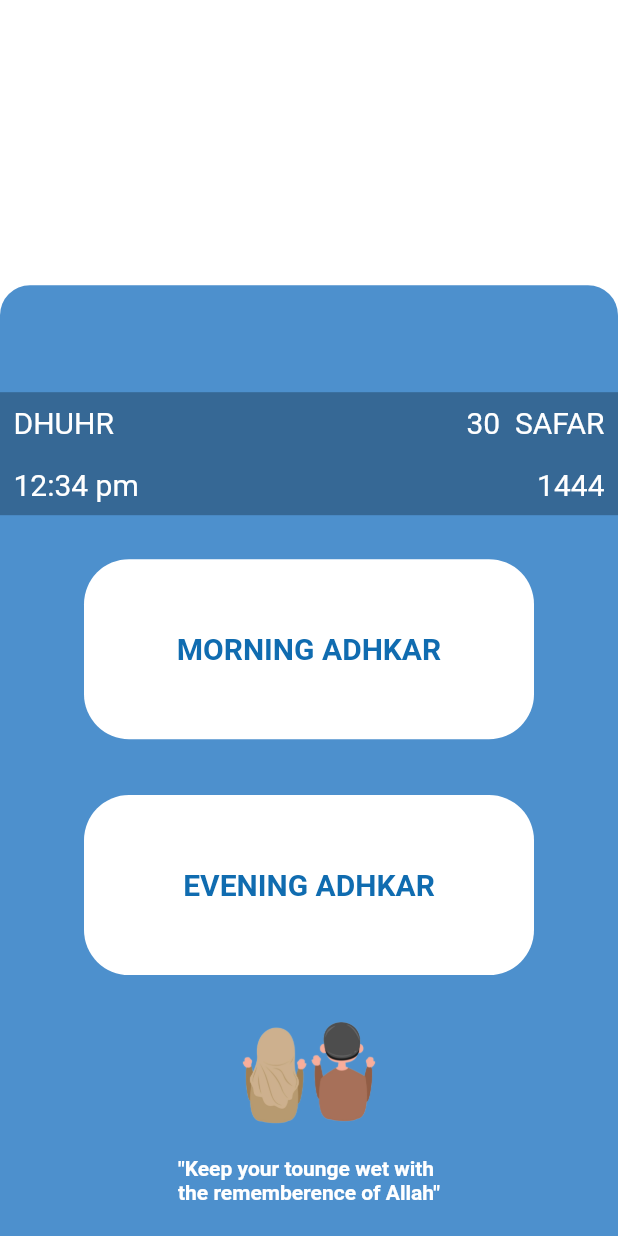
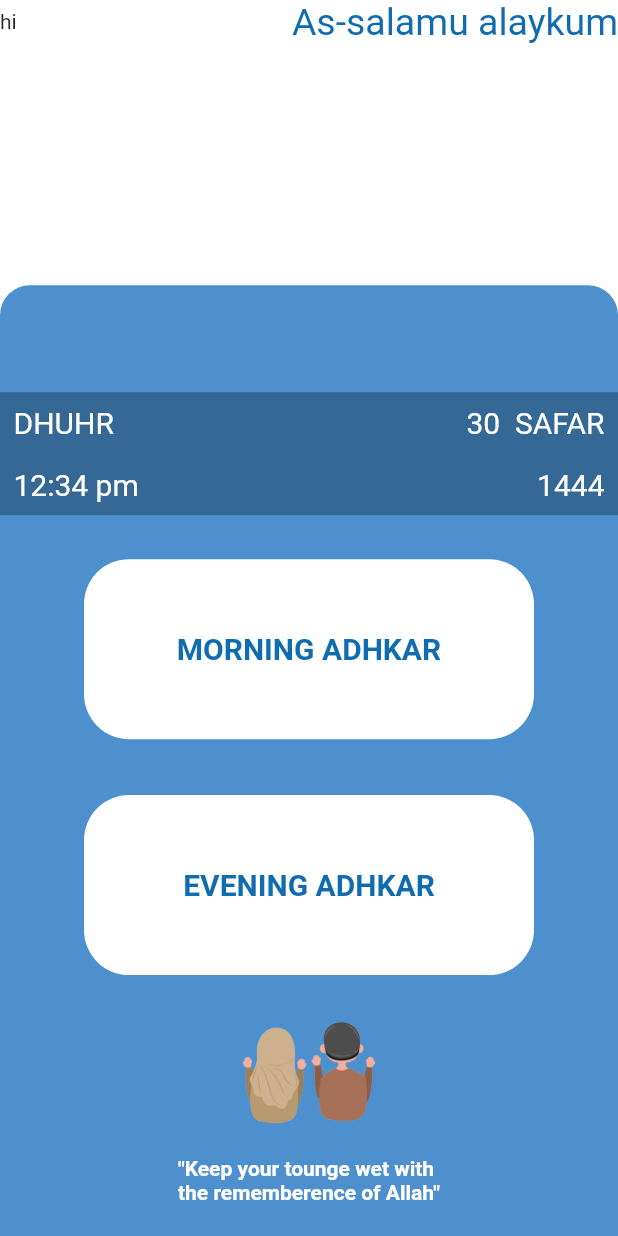
Before and after one commit to pilgrimfathers/adkarApp, a Flutter app: the screen it shows after launch, on a phone screen of 412 x 824 dp. Run offline on Flutter 3.47's test engine with Material 2 defaults, Android fonts, the phone set to English and light mode, and no system bars.

Commit message:
lib added

```diff
--- /dev/null
+++ b/lib/assets/test.dart
@@ -0,0 +1,155 @@
+import 'package:flutter/cupertino.dart';
+import 'package:flutter/material.dart';
+
+class test extends StatefulWidget {
+  const test({Key? key}) : super(key: key);
+
+  @override
+  State<test> createState() => _testState();
+}
+
+class _testState extends State<test> {
+  @override
+  Widget build(BuildContext context) {
+    return Scaffold(
+        backgroundColor: Colors.white,
+        body: SafeArea(
+          child: Column(
+            children: [
+              Flexible(
+                flex: 1,
+                child: Container(
+                    height: MediaQuery.of(context).size.height / 3.5,
+                    color: Colors.white,
+                    child: Column(children: [
+                      Row(
+                        mainAxisAlignment: MainAxisAlignment.spaceBetween,
+                        children: const [
+                          Text("hi"),
+                          Text(
+                            "As-salamu alaykum",
+                            style: TextStyle(
+                                fontSize: 25, color: Color(0xff106cb0)),
+                          )
+                        ],
+                      )
+                    ])),
+              ),
+              Align(
+                alignment: Alignment.bottomCenter,
+                child: Flexible(
+                  flex: 2,
+                  child: Container(
+                      height: MediaQuery.of(context).size.height / 1.3,
+                      decoration: const BoxDecoration(
+                          color: Color(0xff4d90cd),
+                          borderRadius: BorderRadius.only(
+                              topLeft: Radius.circular(20),
+                              topRight: Radius.circular(20))),
+                      child: Column(
+                          mainAxisAlignment: MainAxisAlignment.spaceEvenly,
+                          children: [
+                            Container(
+                              color: Color(0xff366895),
+                              margin: const EdgeInsets.only(
+                                top: 50,
+                              ),
+                              child: Column(children: [
+                                Row(
+                                  mainAxisAlignment:
+                                      MainAxisAlignment.spaceBetween,
+                                  children: const [
+                                    Padding(
+                                      padding: EdgeInsets.all(9.0),
+                                      child: Text("DHUHR",
+                                          style: TextStyle(
+                                              color: Colors.white,
+                                              fontSize: 20)),
+                                    ),
+                                    Padding(
+                                      padding: EdgeInsets.all(9.0),
+                                      child: Text("30  SAFAR",
+                                          style: TextStyle(
+                                              color: Colors.white,
+                                              fontSize: 20)),
+                                    )
+                                  ],
+                                ),
+                                Row(
+                                  mainAxisAlignment:
+                                      MainAxisAlignment.spaceBetween,
+                                  children: const [
+                                    Padding(
+                                      padding: EdgeInsets.all(9.0),
+                                      child: Text("12:34 pm",
+                                          style: TextStyle(
+                                              color: Colors.white,
+                                              fontSize: 20)),
+                                    ),
+                                    Padding(
+                                      padding: EdgeInsets.all(9.0),
+                                      child: Text("1444",
+                                          style: TextStyle(
+                                              color: Colors.white,
+                                              fontSize: 20)),
+                                    )
+                                  ],
+                                ),
+                              ]),
+                            ),
+                            TextButton(
+                              onPressed: () {},
+                              child: Container(
+                                height: 120,
+                                width: 300,
+                                decoration: BoxDecoration(
+                                  color: Colors.white,
+                                  borderRadius: BorderRadius.circular(30),
+                                ),
+                                child: const Align(
+                                  alignment: Alignment.center,
+                                  child: Text("MORNING ADHKAR",
+                                      style: TextStyle(
+                                          color: Color(0xff106cb0),
+                                          fontSize: 20,
+                                          fontWeight: FontWeight.bold)),
+                                ),
+                              ),
+                            ),
+                            TextButton(
+                              onPressed: () {},
+                              child: Container(
+                                height: 120,
+                                width: 300,
+                                decoration: BoxDecoration(
+                                  color: Colors.white,
+                                  borderRadius: BorderRadius.circular(30),
+                                ),
+                                child: const Align(
+                                  alignment: Alignment.center,
+                                  child: Text("EVENING ADHKAR",
+                                      style: TextStyle(
+                                          color: Color(0xff106cb0),
+                                          fontSize: 20,
+                                          fontWeight: FontWeight.bold)),
+                                ),
+                              ),
+                            ),
+                            Image.asset(
+                              height: 70,
+                              "lib/assets/homeui.png",
+                            ),
+                            const Text(
+                              "\"Keep your tounge wet with\nthe rememberence of Allah\"",
+                              style: TextStyle(
+                                  color: Colors.white,
+                                  fontWeight: FontWeight.w600),
+                            )
+                          ])),
+                ),
+              )
+            ],
+          ),
+        ));
+  }
+}
--- a/lib/home.dart
+++ b/lib/home.dart
@@ -16,6 +16,21 @@ class _HomeScreenState extends State<HomeScreen> {
         body: SafeArea(
           child: Stack(
             children: [
+              Container(
+                  height: MediaQuery.of(context).size.height / 3.5,
+                  color: Colors.white,
+                  child: Column(children: [
+                    Row(
+                      mainAxisAlignment: MainAxisAlignment.spaceBetween,
+                      children: const [
+                        Text("hi"),
+                        Text(
+                          "As-salamu alaykum",
+                          style: TextStyle(fontSize: 25),
+                        )
+                      ],
+                    )
+                  ])),
               Container(
                   decoration: BoxDecoration(
                       color: Colors.white,
--- a/lib/main.dart
+++ b/lib/main.dart
@@ -1,3 +1,4 @@
+import 'package:adhakr/assets/test.dart';
 import 'package:adhakr/home.dart';
 import 'package:flutter/material.dart';
 
@@ -25,6 +26,6 @@ class MyApp extends StatelessWidget {
           // is not restarted.
           primarySwatch: Colors.blue,
         ),
-        home: const HomeScreen());
+        home: const test());
   }
 }
```
